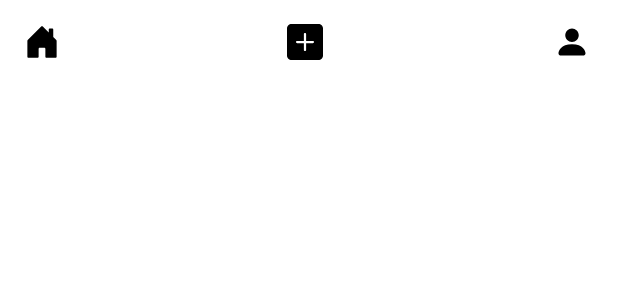
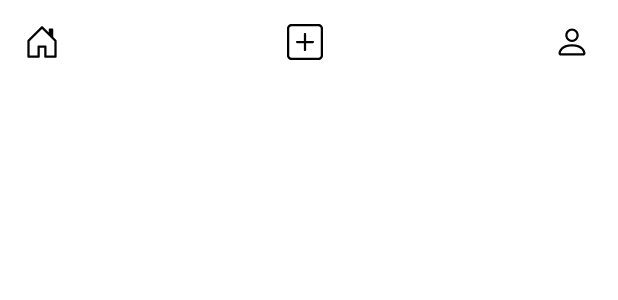
Before and after one commit to matthew-collett/playloudr, an Android app built with Jetpack Compose: the @Preview function NavbarPreview, on a phone screen of 412 x 824 dp. Shown: the top 300 px of the screen. Run offline under Robolectric (Android 15) with nearby library versions, the phone set to English and light mode, and no system bars.

Commit message:
Almost prototype ready

```diff
--- a/app/src/main/java/com/playloudr/app/view/screens/feed/Navbar.kt
+++ b/app/src/main/java/com/playloudr/app/view/screens/feed/Navbar.kt
@@ -35,7 +35,7 @@ fun Navbar(
 
 
     Icon(
-      painter = painterResource(id = R.drawable.ic_playloudr_home), // Here we use the predefined material icon for search
+      painter = painterResource(id = R.drawable.ic_playloudr_house_door_outline), // Here we use the predefined material icon for search
       contentDescription = "Search", // accessibility description
       modifier = Modifier
         .size(24.dp)
@@ -43,14 +43,14 @@ fun Navbar(
     )
 
     Icon(
-      painter = painterResource(id = R.drawable.ic_playloudr_plus), // Here we use the predefined material icon for search
+      painter = painterResource(id = R.drawable.ic_playloudr_plus_outline), // Here we use the predefined material icon for search
       contentDescription = "Search", // accessibility description
       modifier = Modifier
         .size(24.dp)
     )
 
     Icon(
-      painter = painterResource(id = R.drawable.ic_playloudr_user), // Here we use the predefined material icon for search
+      painter = painterResource(id = R.drawable.ic_playloudr_user_outline), // Here we use the predefined material icon for search
       contentDescription = "View Account Nav",
       modifier = Modifier
         .size(30.dp)
--- a/app/src/main/java/com/playloudr/app/view/screens/feed/PostCard.kt
+++ b/app/src/main/java/com/playloudr/app/view/screens/feed/PostCard.kt
@@ -1,5 +1,6 @@
 package com.playloudr.app.view.screens.feed
 
+import android.graphics.drawable.VectorDrawable
 import androidx.compose.foundation.Image
 import androidx.compose.foundation.background
 import androidx.compose.foundation.layout.Arrangement
@@ -22,10 +23,12 @@ import androidx.compose.ui.Modifier
 import androidx.compose.ui.draw.clip
 import androidx.compose.ui.graphics.Color
 import androidx.compose.ui.layout.ContentScale
+import androidx.compose.ui.res.painterResource
 import androidx.compose.ui.tooling.preview.Preview
 import androidx.compose.ui.unit.dp
 import coil.annotation.ExperimentalCoilApi
 import coil.compose.rememberImagePainter
+import com.playloudr.app.R
 import com.playloudr.app.model.entities.Type
 import com.playloudr.app.model.entities.posts
 import com.playloudr.app.view.theme.PlayloudrTheme
@@ -67,12 +70,12 @@ fun PostCard(
         )
         Spacer(modifier = Modifier.width(8.dp))
         Text(
+          color = Color.Black,
           text = username,
           style = MaterialTheme.typography.bodyMedium
         )
       }
 
-      // This is a simplified stand-in for an image
       Image(
         painter =
         rememberImagePainter(imageUrl),
@@ -84,6 +87,7 @@ fun PostCard(
       Column(Modifier.padding(8.dp)) {
         Spacer(modifier = Modifier.height(8.dp))
         Text(
+          color = Color.Black,
           text = title,
           style = MaterialTheme.typography.displaySmall,
           modifier = Modifier
@@ -92,6 +96,7 @@ fun PostCard(
           //color = MaterialTheme.colorScheme.,
         )
         Text(
+          color = Color.Black,
           text = artist,
           style = MaterialTheme.typography.bodyMedium,
           modifier = Modifier
@@ -100,6 +105,8 @@ fun PostCard(
           //color = MaterialTheme.colorScheme.,
         )
         Text(
+          color = Color.Black,
+
           text = type.name,
           style = MaterialTheme.typography.bodyMedium,
           modifier = Modifier
@@ -110,6 +117,7 @@ fun PostCard(
         if (caption != null) {
           Text(
             caption,
+            color = Color.Black,
             style = MaterialTheme.typography.bodyMedium,
             modifier = Modifier.padding(bottom = 4.dp)
           )
--- /dev/null
+++ b/app/src/main/res/drawable/ic_playloudr_user_outline.xml
@@ -0,0 +1,9 @@
+<vector xmlns:android="http://schemas.android.com/apk/res/android"
+    android:width="16dp"
+    android:height="16dp"
+    android:viewportWidth="16"
+    android:viewportHeight="16">
+  <path
+      android:pathData="M8,8a3,3 0,1 0,0 -6,3 3,0 0,0 0,6ZM10,5a2,2 0,1 1,-4 0,2 2,0 0,1 4,0ZM14,13c0,1 -1,1 -1,1L3,14s-1,0 -1,-1 1,-4 6,-4 6,3 6,4ZM13,12.996c-0.001,-0.246 -0.154,-0.986 -0.832,-1.664C11.516,10.68 10.289,10 8,10c-2.29,0 -3.516,0.68 -4.168,1.332 -0.678,0.678 -0.83,1.418 -0.832,1.664h10Z"
+      android:fillColor="#000000"/>
+</vector>
```
Also changed, not shown: app/src/main/java/com/playloudr/app/view/screens/feed/FeedScreen.kt (+7 -0 lines).
